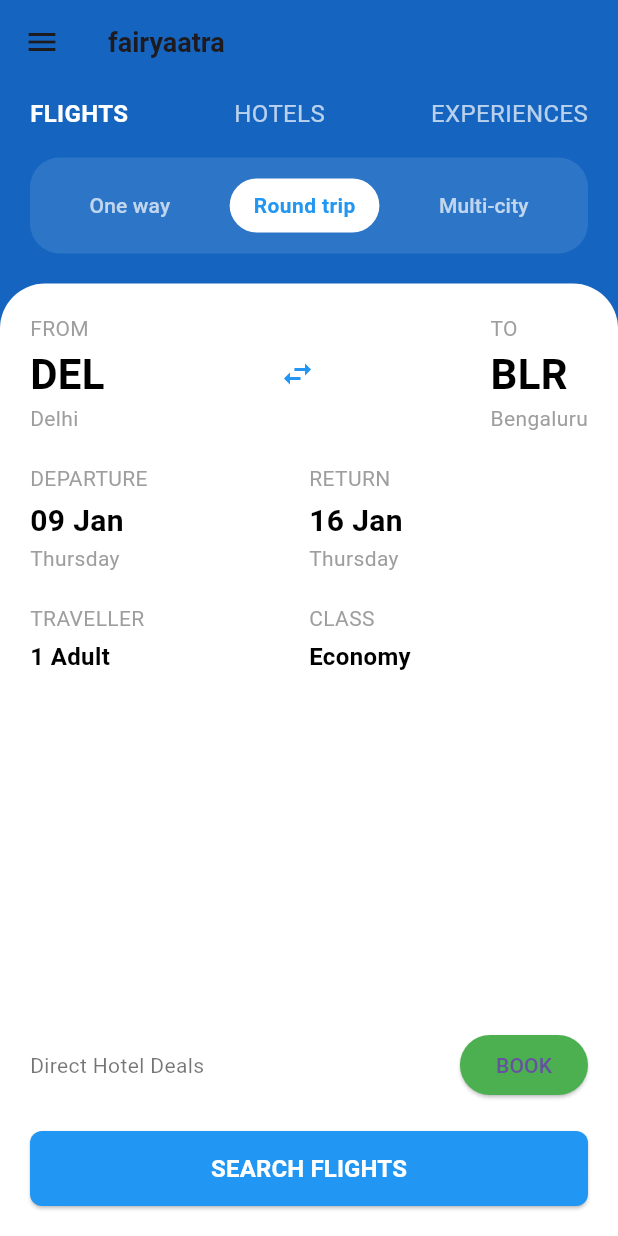
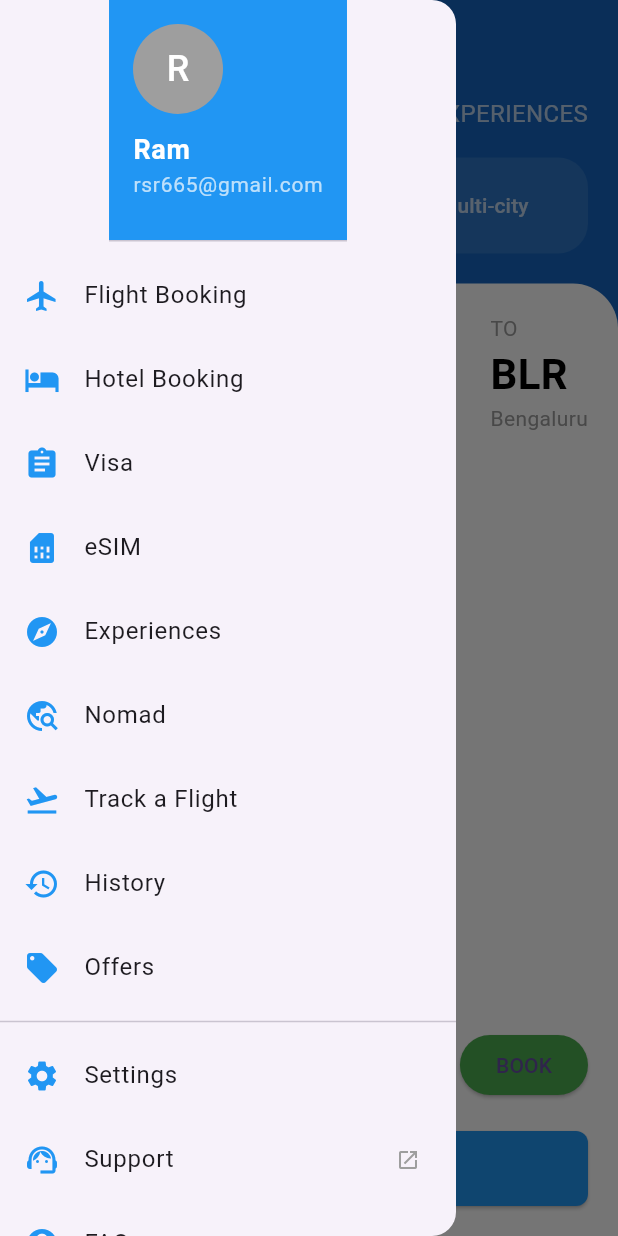
Before and after one commit to sanjaii1/fairyaatra, a Flutter app: the FlightSearchPage screen opened directly, with the side drawer open (before the commit the screen has no drawer), on a phone screen of 412 x 824 dp. Run offline on Flutter 3.47's test engine with Material 3 defaults, Android fonts, the phone set to English and light mode, and no system bars.

Commit message:
added sidebar

```diff
--- a/lib/src/feature/home/views/home.dart
+++ b/lib/src/feature/home/views/home.dart
@@ -1,6 +1,7 @@
 import 'package:fairyaatra/src/feature/home/widget/dateWidget.dart';
 import 'package:fairyaatra/src/feature/home/widget/detailWidget.dart';
 import 'package:fairyaatra/src/feature/home/widget/locationWidget.dart';
+import 'package:fairyaatra/src/feature/home/widget/sidebar.dart';
 import 'package:fairyaatra/src/feature/search/views/search.dart';
 import 'package:flutter/material.dart';
 
@@ -14,7 +15,7 @@
       appBar: AppBar(
         backgroundColor: Colors.blue[800],
         elevation: 0,
-        leading: const Icon(Icons.menu),
+        //leading: const Icon(Icons.menu),
         title: const Text(
           "fairyaatra",
           style: TextStyle(
@@ -29,6 +30,7 @@
           // ),
         ],
       ),
+      drawer: const CustomDrawer(),
       body: Column(
         children: [
           // Tabs: Flights, Hotels, Experiences
--- /dev/null
+++ b/lib/src/feature/home/widget/sidebar.dart
@@ -0,0 +1,141 @@
+import 'package:flutter/material.dart';
+
+class CustomDrawer extends StatelessWidget {
+  const CustomDrawer({Key? key}) : super(key: key);
+
+  @override
+  Widget build(BuildContext context) {
+    return Drawer(
+      child: Column(
+        children: [
+          // Drawer Header
+          DrawerHeader(
+            decoration: const BoxDecoration(
+              color: Colors.blue,
+            ),
+            child: Column(
+              crossAxisAlignment: CrossAxisAlignment.start,
+              children: const [
+                CircleAvatar(
+                  radius: 30,
+                  backgroundColor: Colors.grey,
+                  child: Text(
+                    "R",
+                    style: TextStyle(
+                      fontSize: 24,
+                      color: Colors.white,
+                    ),
+                  ),
+                ),
+                SizedBox(height: 10),
+                Text(
+                  "Ram",
+                  style: TextStyle(
+                    color: Colors.white,
+                    fontSize: 18,
+                    fontWeight: FontWeight.bold,
+                  ),
+                ),
+                Text(
+                  "rsr665@gmail.com",
+                  style: TextStyle(
+                    color: Colors.white70,
+                    fontSize: 14,
+                  ),
+                ),
+              ],
+            ),
+          ),
+          // Drawer Items
+          Expanded(
+            child: ListView(
+              children: const [
+                _DrawerItem(
+                  icon: Icons.flight,
+                  title: "Flight Booking",
+                ),
+                _DrawerItem(
+                  icon: Icons.hotel,
+                  title: "Hotel Booking",
+                ),
+                _DrawerItem(
+                  icon: Icons.assignment,
+                  title: "Visa",
+                ),
+                _DrawerItem(
+                  icon: Icons.sim_card,
+                  title: "eSIM",
+                ),
+                _DrawerItem(
+                  icon: Icons.explore,
+                  title: "Experiences",
+                ),
+                _DrawerItem(
+                  icon: Icons.travel_explore,
+                  title: "Nomad",
+                ),
+                _DrawerItem(
+                  icon: Icons.flight_takeoff,
+                  title: "Track a Flight",
+                ),
+                _DrawerItem(
+                  icon: Icons.history,
+                  title: "History",
+                ),
+                _DrawerItem(
+                  icon: Icons.local_offer,
+                  title: "Offers",
+                ),
+                Divider(),
+                _DrawerItem(
+                  icon: Icons.settings,
+                  title: "Settings",
+                ),
+                _DrawerItem(
+                  icon: Icons.support_agent,
+                  title: "Support",
+                  trailingIcon: Icons.open_in_new,
+                ),
+                _DrawerItem(
+                  icon: Icons.help,
+                  title: "FAQ",
+                ),
+              ],
+            ),
+          ),
+        ],
+      ),
+    );
+  }
+}
+
+class _DrawerItem extends StatelessWidget {
+  final IconData icon;
+  final String title;
+  final IconData? trailingIcon;
+
+  const _DrawerItem({
+    Key? key,
+    required this.icon,
+    required this.title,
+    this.trailingIcon,
+  }) : super(key: key);
+
+  @override
+  Widget build(BuildContext context) {
+    return ListTile(
+      leading: Icon(icon, color: Colors.blue),
+      title: Text(
+        title,
+        style: const TextStyle(fontSize: 16),
+      ),
+      trailing: trailingIcon != null
+          ? Icon(trailingIcon, color: Colors.grey, size: 16)
+          : null,
+      onTap: () {
+        // Define actions on tapping each item
+        Navigator.pop(context); // Close the drawer
+      },
+    );
+  }
+}
```
